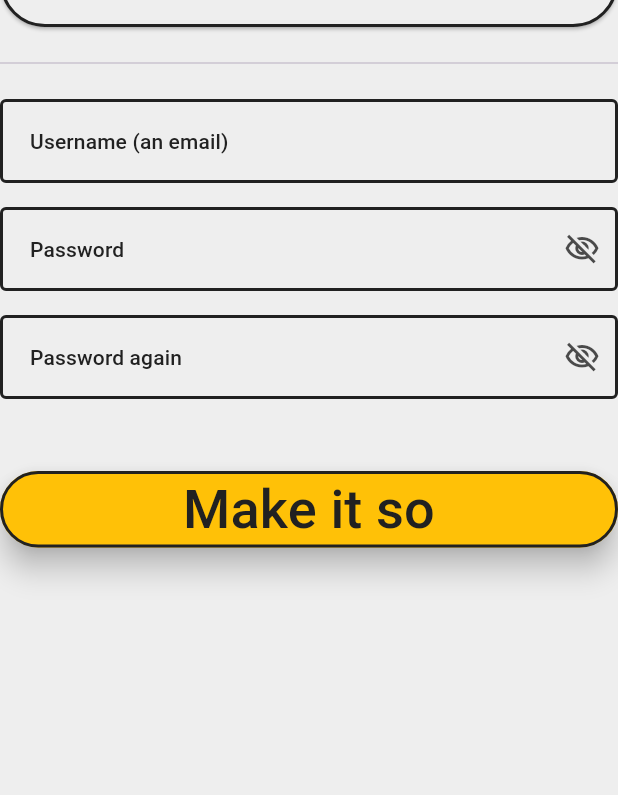
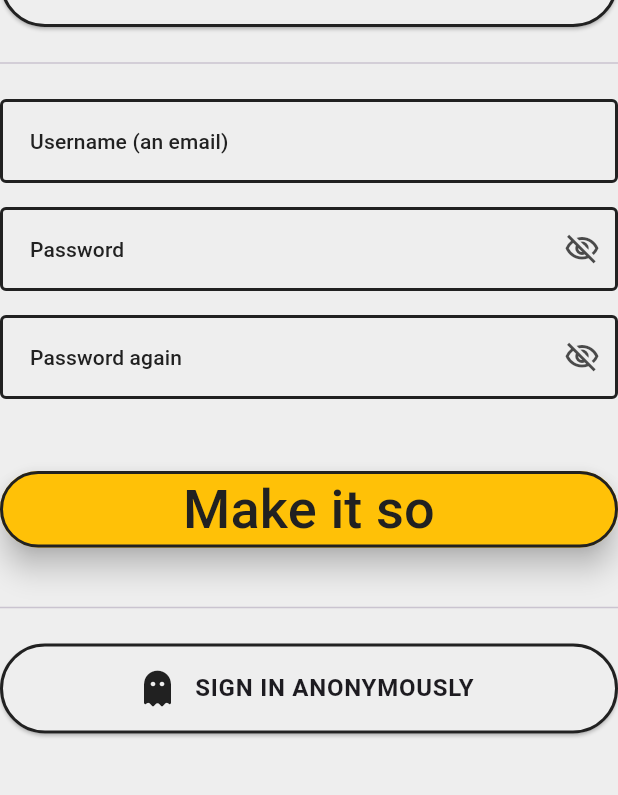
Before and after one commit to Toglefritz/herdgpt, a Flutter app: the screen it shows after launch, after a tap on "Let's Go!", on a phone screen of 412 x 824 dp, the part 441-1236 px from its top. Run offline on Flutter 3.47's test engine with Material 2 defaults, Android fonts, the phone set to English and light mode, and no system bars; our stand-ins replace cloud_functions, firebase_analytics, firebase_auth, firebase_core, firebase_remote_config, font_awesome_flutter and 3 more; accounts and stored records are empty; generated files the repository leaves out were written again; network calls fail; statements that could not run were skipped.

Commit message:
:cloud: Updated Firebase Cloud Fuctions :cloud:

```diff
--- a/lib/l10n/app_en.arb
+++ b/lib/l10n/app_en.arb
@@ -1,9 +1,9 @@
 {
   "continueWithGoogle": "Continue with Google",
-  "createAccount": "Create account",
+  "createAccount": "Create Account",
   "createAccountButtonText": "Make it so",
   "createAccountMessage": "Create a shiny new account!",
-  "errorCreatingAccount": "Whelp. Creating your account didn't quite work. Don't worry. We'll check on the logs for this.'",
+  "errorCreatingAccount": "Whelp. Creating your account didn't quite work. Don't worry. We'll check on the logs for this.",
   "getStartedButton": "Let's Go!",
   "landingPageTitle": "Build things with a crack team of AI teammates.",
   "legalStuff": "Legal stuff:",
--- a/lib/main.dart
+++ b/lib/main.dart
@@ -3,6 +3,7 @@ import 'package:firebase_auth/firebase_auth.dart';
 import 'package:firebase_core/firebase_core.dart';
 import 'package:flutter/foundation.dart';
 import 'package:flutter/material.dart';
+import 'package:herdgpt/services/firebase/initialize_remote_configs.dart';
 
 import 'firebase_options.dart';
 import 'herdgpt_app.dart';
@@ -24,5 +25,8 @@ Future<void> main() async {
     }
   }
 
+  // Firebase Remote Configs setup
+  RemoteConfigs.initializeRemoteConfigs();
+
   runApp(const HerdGPTApp());
 }
--- a/lib/screens/create_account/create_account_view.dart
+++ b/lib/screens/create_account/create_account_view.dart
@@ -5,8 +5,10 @@ import '../../components/authentication_form_field.dart';
 import '../../components/authentication_page.dart';
 import '../../components/padded_column.dart';
 import '../../components/primary_cta_button.dart';
+import '../../components/sign_in_anonymously_button.dart';
 import '../../components/sign_in_with_google_button.dart';
 import '../../values/insets.dart';
+import '../authentication/authentication_controller.dart';
 import 'create_account_controller.dart';
 
 /// View for the [CreateAccountRoute].
@@ -68,6 +70,12 @@ class CreateAccountView extends StatelessWidget {
               ],
             ),
           ),
+          const Divider(
+            thickness: 1.0,
+          ),
+          SignInAnonymouslyButton(
+            onTap: () => AuthenticationController.signInAnonymously(),
+          ),
         ],
       ),
     );
--- a/lib/services/firebase/clear_conversations_function.dart
+++ b/lib/services/firebase/clear_conversations_function.dart
@@ -12,7 +12,6 @@ import 'package:flutter/material.dart';
 /// If there is an error, the function catches the error and prints an error message to the console. If the error
 /// is a CloudFunctionsException, the function prints the error message from the exception. If the error is not
 /// a CloudFunctionsException, the function prints the error message itself.
-
 Future<void> clearConversations() async {
   final HttpsCallable callable = FirebaseFunctions.instance.httpsCallable('clearConversations');
   try {
--- a/lib/services/firebase/create_user_function.dart
+++ b/lib/services/firebase/create_user_function.dart
@@ -18,7 +18,6 @@ import 'initialize_remote_configs.dart';
 ///
 /// If the function call fails, the method prints a debug message with the error
 /// details and rethrows the exception.
-
 Future<void> createUserFunction() async {
   final HttpsCallable createUser = FirebaseFunctions.instance.httpsCallable('createUser');
 
--- a/lib/services/firebase/delete_conversation_function.dart
+++ b/lib/services/firebase/delete_conversation_function.dart
@@ -14,7 +14,6 @@ import 'package:flutter/material.dart';
 ///
 /// If the function call fails, the method prints a debug message with the
 /// error details and rethrows the exception.
-
 Future<void> deleteConversation(String title) async {
   final HttpsCallable callable = FirebaseFunctions.instance.httpsCallable('deleteConversation');
   try {
--- a/lib/services/firebase/get_token_balance_function.dart
+++ b/lib/services/firebase/get_token_balance_function.dart
@@ -10,7 +10,6 @@ import 'package:flutter/material.dart';
 ///
 /// If the function call fails, the method prints a debug message with the
 /// error details and rethrows the exception.
-
 Future<int> getTokenBalanceFunction() async {
   final HttpsCallable getTokenBalance =
       FirebaseFunctions.instance.httpsCallable('getTokenBalance');
--- a/lib/services/firebase/get_user_function.dart
+++ b/lib/services/firebase/get_user_function.dart
@@ -14,7 +14,6 @@ import 'create_user_function.dart';
 ///
 /// If the function call fails, the method prints a debug message with the
 /// error details and rethrows the exception.
-
 Future<User> getUserFunction() async {
   final HttpsCallable getTokenBalance = FirebaseFunctions.instance.httpsCallable('getUser');
 
--- a/lib/services/firebase/initialize_remote_configs.dart
+++ b/lib/services/firebase/initialize_remote_configs.dart
@@ -1,7 +1,6 @@
 import 'package:firebase_remote_config/firebase_remote_config.dart';
 
 /// The keys used for Firebase Remote Config variables.
-
 enum RemoteConfigKeys {
   initialTokenBalance('initial_token_balance');
 
@@ -12,7 +11,6 @@ enum RemoteConfigKeys {
 
 /// Contains fields and methods related to Firebase Remote Configs, which are used to set configurations
 /// options used by the app without requiring a new app build.
-
 class RemoteConfigs {
   static FirebaseRemoteConfig remoteConfig = FirebaseRemoteConfig.instance;
 
--- a/lib/services/firebase/update_conversation_function.dart
+++ b/lib/services/firebase/update_conversation_function.dart
@@ -14,7 +14,6 @@ import 'package:flutter/material.dart';
 ///
 /// If the function call fails, the method prints a debug message with the
 /// error details and rethrows the exception.
-
 Future<void> updateConversationFunction({required String title, required Map<String, dynamic> message}) async {
   final HttpsCallable updateConversation = FirebaseFunctions.instance.httpsCallable('updateConversation');
 
--- a/lib/services/firebase/update_token_balance_function.dart
+++ b/lib/services/firebase/update_token_balance_function.dart
@@ -9,7 +9,6 @@ import 'package:flutter/material.dart';
 ///
 /// If the function call fails, the method prints a debug message with the
 /// error details and rethrows the exception.
-
 Future<void> updateTokenBalanceFunction({required int tokenBalance}) async {
   final HttpsCallable updateTokenBalance = FirebaseFunctions.instance.httpsCallable('updateTokenBalance');
 
```
Also changed, not shown: lib/screens/login/login_view.dart (+8 -0 lines).
